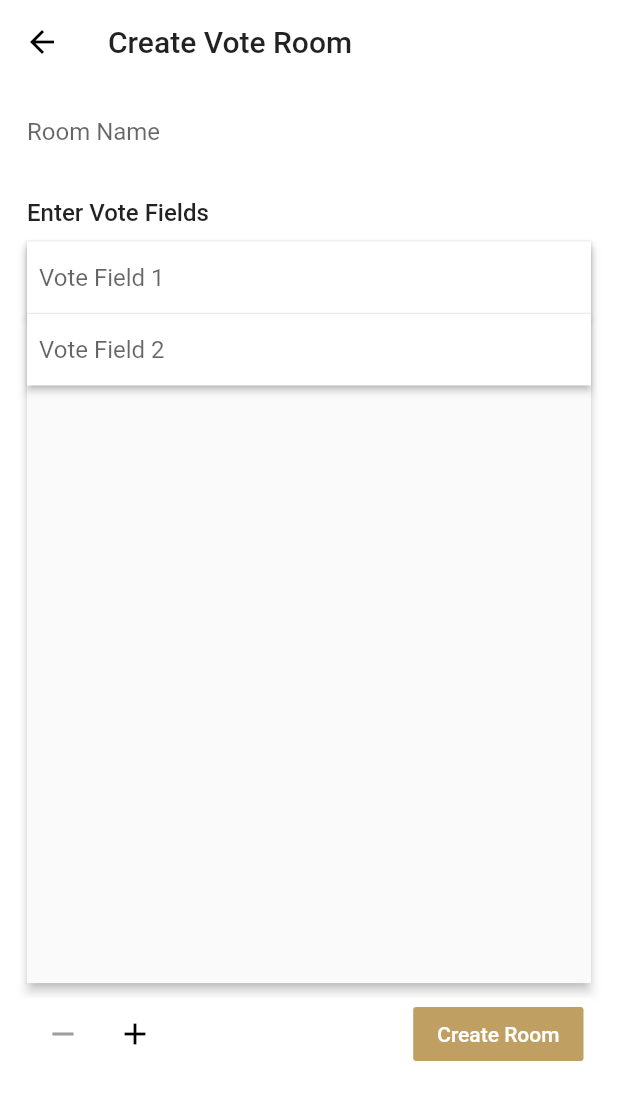
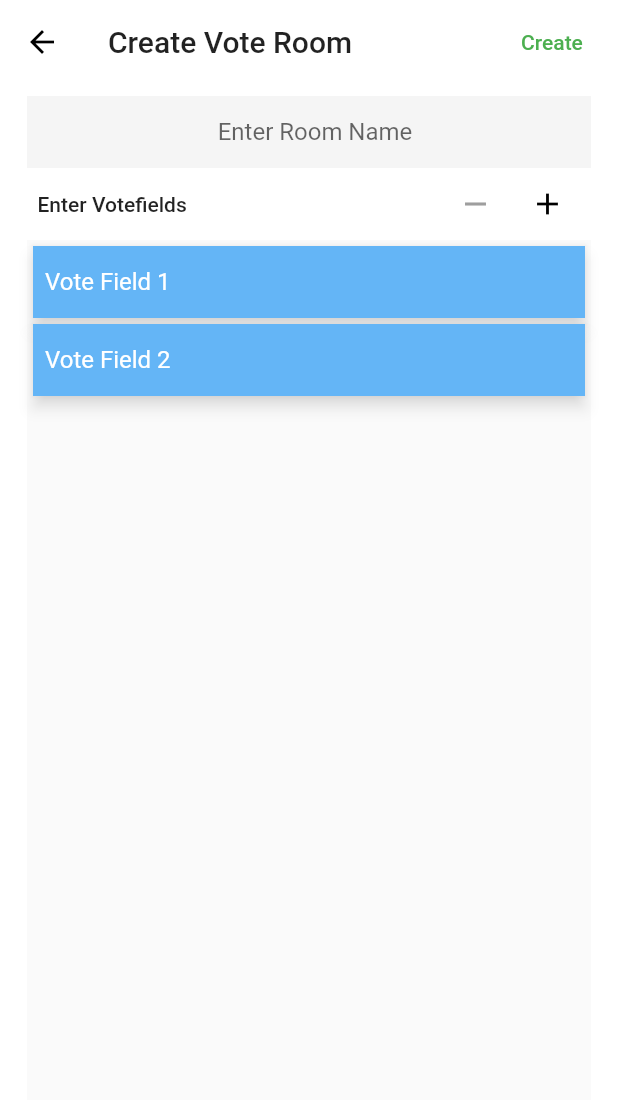
Before and after one commit to Adarsh0603/Firevote, a Flutter app: the screen it shows once a user with an empty profile is signed in, after a tap on "Create Voteroom", on a phone screen of 412 x 824 dp. Shown: the top 1100 px of the screen. Run offline on Flutter 3.47's test engine with Material 2 defaults, Android fonts, the phone set to English and light mode, and no system bars; our stand-ins replace cloud_firestore, firebase_auth, firebase_core, google_sign_in, share; accounts and stored records are empty.

Commit message:
Active Room UI Update.

```diff
--- a/lib/constants.dart
+++ b/lib/constants.dart
@@ -1,9 +1,9 @@
 import 'package:flutter/material.dart';
 
 const kPrimaryColor = Colors.white;
-const kAppBarTextStyle = TextStyle(color: Colors.grey);
-const kAccentColor = Color(0xffc0a062);
-const kWhiteText = TextStyle(color: Colors.white);
+const kAppBarTextStyle = TextStyle(color: Colors.black54);
+const kAccentColor = Colors.green;
+const kWhiteText = TextStyle(color: Colors.white, fontWeight: FontWeight.bold);
 //AuthScreen
 
 const kAuthFormInputDecoration = InputDecoration(hintText: 'Name');
@@ -11,11 +11,15 @@ const kJoinRoomInputDecoration = InputDecoration(
     hintText: 'Enter Room Id',
     border: InputBorder.none,
     contentPadding: EdgeInsets.only(left: 8));
-const kRoomFormInputDecoration =
-    InputDecoration(hintText: 'Room Name', border: InputBorder.none);
+const kRoomFormInputDecoration = InputDecoration(
+    contentPadding: EdgeInsets.only(left: 8),
+    fillColor: Colors.grey,
+    hintText: 'Enter Room Name',
+    border: InputBorder.none);
 //Room Form
-const kHeadingTextStyle = TextStyle(fontSize: 16, fontWeight: FontWeight.w500);
-const kRoomNameTextStyle = TextStyle(fontSize: 18, fontWeight: FontWeight.w500);
+const kHeadingTextStyle = TextStyle(fontSize: 14, fontWeight: FontWeight.w500);
+const kRoomNameTextStyle =
+    TextStyle(fontSize: 18, fontWeight: FontWeight.w500, color: Colors.white);
 const kRoomCreatorTextStyle = TextStyle(fontSize: 14, color: Colors.grey);
 const kRoomIdTextStyle = TextStyle(fontSize: 12, color: Colors.grey);
 const kResultsTextStyle = TextStyle(fontWeight: FontWeight.bold);
--- a/lib/data/voteroom.dart
+++ b/lib/data/voteroom.dart
@@ -223,6 +223,7 @@ class VoteRoom with ChangeNotifier {
     _isCreator = false;
     _currentDoc = null;
     _freshVote = false;
+    _resultsPosted = false;
     notifyListeners();
   }
 }
--- a/lib/widgets/create_join.dart
+++ b/lib/widgets/create_join.dart
@@ -24,7 +24,7 @@ class CreateJoin extends StatelessWidget {
             children: [
               Expanded(
                 child: FlatButton(
-                  color: Colors.green,
+                  color: Colors.blue[300],
                   child: Text(
                     'Create Voteroom',
                     textAlign: TextAlign.center,
--- a/lib/widgets/create_vote_room.dart
+++ b/lib/widgets/create_vote_room.dart
@@ -48,6 +48,15 @@ class _CreateVoteRoomState extends State<CreateVoteRoom> {
       appBar: AppBar(
         elevation: 0,
         title: Text('Create Vote Room'),
+        actions: [
+          FlatButton(
+            child: Text(
+              'Create',
+              style: TextStyle(color: Colors.green),
+            ),
+            onPressed: onFormSave,
+          ),
+        ],
       ),
       body: SingleChildScrollView(
         child: Container(
@@ -58,7 +67,10 @@ class _CreateVoteRoomState extends State<CreateVoteRoom> {
             child: Column(
               crossAxisAlignment: CrossAxisAlignment.start,
               children: [
-                TextFormField(
+                Container(
+                  color: Colors.grey[100],
+                  child: TextFormField(
+                    textAlign: TextAlign.center,
                     validator: (value) {
                       if (value.isEmpty)
                         return 'Please enter room name.';
@@ -70,27 +82,53 @@ class _CreateVoteRoomState extends State<CreateVoteRoom> {
                       roomName = value;
                     },
                   ),
-                SizedBox(height: 20),
-                Text('Enter Vote Fields', style: kHeadingTextStyle),
-                SizedBox(height: 10),
+                ),
+                Container(
+                  child: Row(
+                    mainAxisAlignment: MainAxisAlignment.end,
+                    children: [
+                      Text(
+                        '  Enter Votefields',
+                        style: kHeadingTextStyle,
+                      ),
+                      Spacer(),
+                      CustomIconButton(
+                        onPressed: inputList.length <= 2 ? null : removeField,
+                        iconData: Icons.remove,
+                      ),
+                      CustomIconButton(
+                        onPressed: inputList.length >= 10 ? null : addField,
+                        iconData: Icons.add,
+                      ),
+                      SizedBox(width: 5),
+                    ],
+                  ),
+                ),
                 Material(
-                  elevation: 3,
+                  elevation: 0,
                   child: Container(
-                    height: MediaQuery.of(context).size.height * 0.6,
+                    height: MediaQuery.of(context).size.height * 0.7,
+                    // color: Colors.grey[200],
+                    padding: EdgeInsets.only(top: 2),
+                    // color: Color(0xffF7A890),
                     // padding: EdgeInsets.symmetric(horizontal: 4),
                     child: ListView(
                       children: List.generate(inputList.length, (index) {
                         return Padding(
-                          padding: const EdgeInsets.symmetric(vertical: 0.0),
+                          padding: const EdgeInsets.symmetric(
+                              vertical: 2.0, horizontal: 4),
                           child: Material(
-                            elevation: 2,
-                            color: Colors.white,
+                            elevation: 4,
+                            shadowColor: Colors.white,
+                            color: Colors.blue[300],
                             child: TextFormField(
+                              style: TextStyle(color: Colors.white),
                               validator: (value) => value.isEmpty
                                   ? 'Vote field cannot be empty!'
                                   : null,
                               decoration: InputDecoration(
                                   hintText: inputList[index].fieldName,
+                                  hintStyle: TextStyle(color: Colors.white),
                                   border: InputBorder.none,
                                   contentPadding: EdgeInsets.only(left: 8)),
                               onSaved: (value) {
@@ -103,33 +141,6 @@ class _CreateVoteRoomState extends State<CreateVoteRoom> {
                     ),
                   ),
                 ),
-                SizedBox(height: 10),
-                Container(
-                  color: Colors.white,
-                  child: Row(
-                    children: [
-                      CustomIconButton(
-                        onPressed: inputList.length <= 2 ? null : removeField,
-                        iconData: Icons.remove,
-                      ),
-                      CustomIconButton(
-                        onPressed: inputList.length >= 10 ? null : addField,
-                        iconData: Icons.add,
-                      ),
-                      Spacer(),
-                      FlatButton(
-                        color: kAccentColor,
-                        child: Text(
-                          'Create Room',
-                          style: TextStyle(color: Colors.white),
-                        ),
-                        onPressed: onFormSave,
-                      ),
-                      SizedBox(width: 5),
-                    ],
-                  ),
-                ),
-                SizedBox(height: 10),
               ],
             ),
           ),
--- a/lib/widgets/custom_app_bar.dart
+++ b/lib/widgets/custom_app_bar.dart
@@ -6,7 +6,7 @@ class CustomAppBar {
     return AppBar(
       iconTheme: IconThemeData(color: Colors.black),
       centerTitle: true,
-      elevation: 0,
+      // elevation:,
       backgroundColor: kPrimaryColor,
       title: Text(title, style: kAppBarTextStyle),
     );
--- a/lib/widgets/join_vote_room.dart
+++ b/lib/widgets/join_vote_room.dart
@@ -49,7 +49,8 @@ class _JoinVoteRoomState extends State<JoinVoteRoom> {
             children: [
               Expanded(
                 child: Material(
-                  elevation: 2,
+                  elevation: 0,
+                  color: Colors.grey[200],
                   child: TextField(
                     decoration: kJoinRoomInputDecoration,
                     onChanged: (value) {
```
Also changed, not shown: lib/screens/active_room.dart (+76 -41 lines), lib/widgets/creator_vote_tile.dart (+9 -4 lines). Lines whose indentation alone changed are shown as unchanged.
